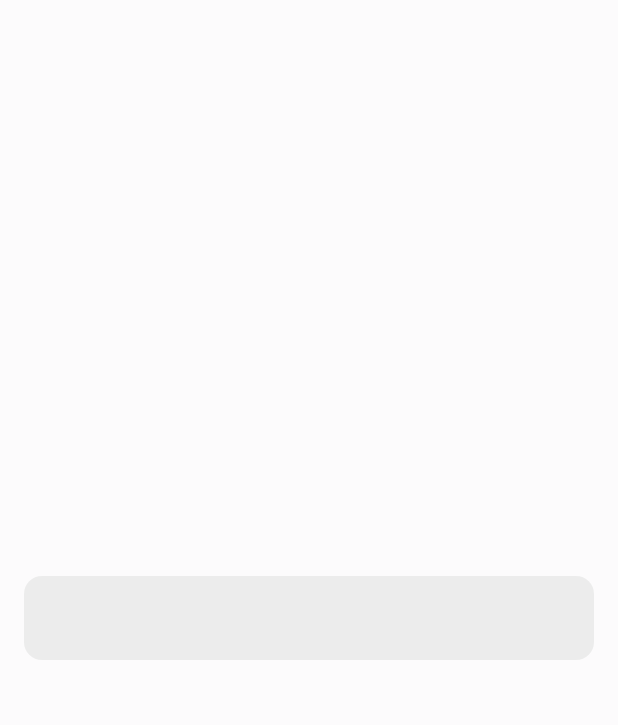
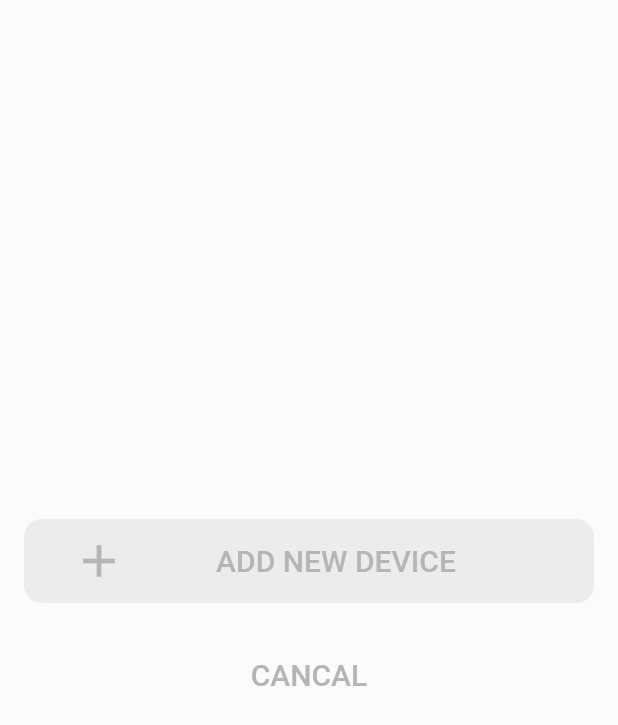
Before and after one commit to athiruj/communication_for_mobile_app_and_esp_module, a Flutter app: the screen it shows after launch, on a phone screen of 412 x 824 dp. Shown: the top 725 px of the screen. Run offline on Flutter 3.47's test engine with Material 2 defaults, Android fonts, the light colour scheme and no system bars.

Commit message:
TextButtonThemeData Setup Both

```diff
--- a/lib/main.dart
+++ b/lib/main.dart
@@ -61,12 +61,12 @@ class MainApp extends StatelessWidget {
           filledButtonTheme: FilledButtonThemeData(
             style: ButtonStyle(
               alignment: Alignment.center,
-                // animationDuration: animationDuration,
+              animationDuration: const Duration(milliseconds: 50),
               backgroundColor: MaterialStateColor.resolveWith(
                 (Set<MaterialState> states) {
                   if (states.contains(MaterialState.disabled)) {
-                      // * colorScheme transparent
-                      return const Color(0x00000000);
+                    // * colorScheme onSurface
+                    return const Color(0xFFECECEC);
                   }
 
                   if (states.contains(MaterialState.hovered)) {
@@ -91,7 +91,7 @@ class MainApp extends StatelessWidget {
               // elevation: elevation,
               // enableFeedback: enableFeedback,
               // fixedSize: fixedSize,
-                foregroundColor: MaterialStateProperty.resolveWith(
+              foregroundColor: MaterialStateColor.resolveWith(
                 (Set<MaterialState> states) {
                   if (states.contains(MaterialState.disabled)) {
                     // * colorScheme surfaceTint
@@ -114,21 +114,25 @@ class MainApp extends StatelessWidget {
                   }
 
                   // * colorScheme onSurface
-                    return const Color(0xFFECECEC);
+                  return const Color(0xFFB6B5B4);
                 },
               ),
               // iconColor: iconColor,
-                // iconSize: iconSize,
+              iconSize: const MaterialStatePropertyAll(36.0),
               // maximumSize: maximumSize,
-                minimumSize: const MaterialStatePropertyAll(Size(314, 56)),
+              minimumSize: const MaterialStatePropertyAll(
+                Size(314, 56),
+              ),
               // mouseCursor: mouseCursor,
               // overlayColor: overlayColor,
-                // padding: padding,
+              padding: const MaterialStatePropertyAll(
+                EdgeInsets.symmetric(horizontal: 32.0),
+              ),
               // shadowColor: shadowColor,
               shape: const MaterialStatePropertyAll(
                 RoundedRectangleBorder(
                   borderRadius: BorderRadius.all(
-                      Radius.circular(12),
+                    Radius.circular(12.0),
                   ),
                 ),
               ),
@@ -138,7 +142,7 @@ class MainApp extends StatelessWidget {
               // tapTargetSize: tapTargetSize,
               textStyle: const MaterialStatePropertyAll(
                 TextStyle(
-                    fontSize: 20,
+                  fontSize: 20.0,
                   fontWeight: FontWeight.w500,
                 ),
               ),
@@ -166,7 +170,7 @@ class MainApp extends StatelessWidget {
             // counterStyle: counterStyle,
             disabledBorder: InputBorder.none,
             enabledBorder: OutlineInputBorder(
-                borderRadius: BorderRadius.circular(12),
+              borderRadius: BorderRadius.circular(12.0),
               borderSide: const BorderSide(
                 // * colorScheme surface
                 color: Color(0xFFECECEC),
@@ -174,7 +178,7 @@ class MainApp extends StatelessWidget {
               ),
             ),
             errorBorder: OutlineInputBorder(
-                borderRadius: BorderRadius.circular(12),
+              borderRadius: BorderRadius.circular(12.0),
               borderSide: const BorderSide(
                 // * colorScheme error
                 color: Color(0xFFC51010),
@@ -195,12 +199,12 @@ class MainApp extends StatelessWidget {
             floatingLabelStyle: const TextStyle(
               // * colorScheme primary
               color: Color(0xFFB6B5B4),
-                fontSize: 18,
+              fontSize: 18.0,
               fontWeight: FontWeight.w600,
             ),
             // focusColor: focusColor,
             focusedBorder: OutlineInputBorder(
-                borderRadius: BorderRadius.circular(12),
+              borderRadius: BorderRadius.circular(12.0),
               borderSide: const BorderSide(
                 // * colorScheme onSurface
                 color: Color(0xFFB6B5B4),
@@ -208,7 +212,7 @@ class MainApp extends StatelessWidget {
               ),
             ),
             focusedErrorBorder: OutlineInputBorder(
-                borderRadius: BorderRadius.circular(12),
+              borderRadius: BorderRadius.circular(12.0),
               borderSide: const BorderSide(
                 // * colorScheme error
                 color: Color(0xFFC51010),
@@ -225,7 +229,7 @@ class MainApp extends StatelessWidget {
             labelStyle: const TextStyle(
               // * colorScheme onSurface
               color: Color(0xFFB6B5B4),
-                fontSize: 18,
+              fontSize: 18.0,
               fontWeight: FontWeight.w400,
             ),
             // outlineBorder: outlineBorder,
@@ -253,48 +257,48 @@ class MainApp extends StatelessWidget {
           primaryTextTheme: const TextTheme(
             titleMedium: TextStyle(
               color: Color(0xFF050301),
-                fontSize: 24,
+              fontSize: 24.0,
               fontWeight: FontWeight.w500,
             ),
             titleSmall: TextStyle(
               color: Color(0xFF050301),
-                fontSize: 20,
+              fontSize: 20.0,
               fontWeight: FontWeight.w500,
             ),
             bodyLarge: TextStyle(
               color: Color(0xFF050301),
-                fontSize: 18,
+              fontSize: 18.0,
               fontWeight: FontWeight.w500,
             ),
             bodyMedium: TextStyle(
               color: Color(0xFF050301),
-                fontSize: 16,
+              fontSize: 16.0,
               fontWeight: FontWeight.w500,
             ),
             bodySmall: TextStyle(
               color: Color(0xFF050301),
-                fontSize: 14,
+              fontSize: 14.0,
               fontWeight: FontWeight.w500,
             ),
             labelLarge: TextStyle(
               color: Color(0xFFB6B5B4),
-                fontSize: 18,
+              fontSize: 18.0,
               fontWeight: FontWeight.w400,
             ),
             labelMedium: TextStyle(
               color: Color(0xFFB6B5B4),
-                fontSize: 16,
+              fontSize: 16.0,
               fontWeight: FontWeight.w400,
             ),
             labelSmall: TextStyle(
               color: Color(0xFFB6B5B4),
-                fontSize: 14,
+              fontSize: 14.0,
               fontWeight: FontWeight.w400,
             ),
           ),
           // progressIndicatorTheme: progressIndicatorTheme,
           // radioTheme: radioTheme,
-            scaffoldBackgroundColor: const Color(0xFFFCFBFC)
+          scaffoldBackgroundColor: const Color(0xFFFCFBFC),
           // scrollbarTheme: scrollbarTheme,
           // secondaryHeaderColor: secondaryHeaderColor,
           // segmentedButtonTheme: segmentedButtonTheme,
@@ -305,7 +309,71 @@ class MainApp extends StatelessWidget {
           // splashFactory: splashFactory,
           // switchTheme: switchTheme,
           // tabBarTheme: tabBarTheme,
-            // textButtonTheme: textButtonTheme,
+          textButtonTheme: TextButtonThemeData(
+            style: ButtonStyle(
+              alignment: Alignment.center,
+              animationDuration: const Duration(milliseconds: 50),
+              backgroundColor:
+                  const MaterialStatePropertyAll(Color(0x00000000)),
+              // elevation: elevation,
+              // enableFeedback: enableFeedback,
+              // fixedSize: fixedSize,
+              foregroundColor: MaterialStateColor.resolveWith(
+                (Set<MaterialState> states) {
+                  if (states.contains(MaterialState.disabled)) {
+                    // * colorScheme surfaceTint
+                    return const Color(0xFFDADAD9);
+                  }
+
+                  if (states.contains(MaterialState.hovered)) {
+                    // * colorScheme Primary
+                    return const Color(0xFF050301);
+                  }
+
+                  if (states.contains(MaterialState.focused)) {
+                    // * colorScheme Primary
+                    return const Color(0xFF050301);
+                  }
+
+                  if (states.contains(MaterialState.pressed)) {
+                    // * colorScheme Primary
+                    return const Color(0xFF050301);
+                  }
+
+                  // * colorScheme onSurface
+                  return const Color(0xFFB6B5B4);
+                },
+              ),
+              // iconColor: iconColor,
+              // iconSize: iconSize,
+              // maximumSize: maximumSize,
+              minimumSize: const MaterialStatePropertyAll(
+                Size(314, 56),
+              ),
+              // mouseCursor: mouseCursor,
+              overlayColor: const MaterialStatePropertyAll(Color(0x00000000)),
+              // padding: padding,
+              // shadowColor: shadowColor,
+              shape: const MaterialStatePropertyAll(
+                RoundedRectangleBorder(
+                  borderRadius: BorderRadius.all(
+                    Radius.circular(12.0),
+                  ),
+                ),
+              ),
+              // side: null,
+              // splashFactory: splashFactory,
+              // surfaceTintColor: surfaceTintColor,
+              // tapTargetSize: tapTargetSize,
+              textStyle: const MaterialStatePropertyAll(
+                TextStyle(
+                  fontSize: 20.0,
+                  fontWeight: FontWeight.w500,
+                ),
+              ),
+              // visualDensity: visualDensity,
+            ),
+          ),
           // textSelectionTheme: textSelectionTheme,
           // textTheme: textTheme,
           // timePickerTheme: timePickerTheme,
@@ -362,8 +430,8 @@ class MainApp extends StatelessWidget {
               backgroundColor: MaterialStateColor.resolveWith(
                 (Set<MaterialState> states) {
                   if (states.contains(MaterialState.disabled)) {
-                    // * colorScheme transparent
-                    return const Color(0x00000000);
+                    // * colorScheme onSurface
+                    return const Color(0xFF4F4F4E);
                   }
 
                   if (states.contains(MaterialState.hovered)) {
@@ -388,7 +456,7 @@ class MainApp extends StatelessWidget {
               // elevation: elevation,
               // enableFeedback: enableFeedback,
               // fixedSize: fixedSize,
-              foregroundColor: MaterialStateProperty.resolveWith(
+              foregroundColor: MaterialStateColor.resolveWith(
                 (Set<MaterialState> states) {
                   if (states.contains(MaterialState.disabled)) {
                     // * colorScheme surfaceTint
@@ -415,9 +483,11 @@ class MainApp extends StatelessWidget {
                 },
               ),
               // iconColor: iconColor,
-              // iconSize: iconSize,
+              iconSize: const MaterialStatePropertyAll(36.0),
               // maximumSize: maximumSize,
-              minimumSize: const MaterialStatePropertyAll(Size(314, 56)),
+              minimumSize: const MaterialStatePropertyAll(
+                Size(314.0, 56.0),
+              ),
               // mouseCursor: mouseCursor,
               // overlayColor: overlayColor,
               // padding: padding,
@@ -425,7 +495,7 @@ class MainApp extends StatelessWidget {
               shape: const MaterialStatePropertyAll(
                 RoundedRectangleBorder(
                   borderRadius: BorderRadius.all(
-                    Radius.circular(12),
+                    Radius.circular(12.0),
                   ),
                 ),
               ),
@@ -435,7 +505,7 @@ class MainApp extends StatelessWidget {
               // tapTargetSize: tapTargetSize,
               textStyle: const MaterialStatePropertyAll(
                 TextStyle(
-                  fontSize: 20,
+                  fontSize: 20.0,
                   fontWeight: FontWeight.w500,
                 ),
               ),
@@ -463,7 +533,7 @@ class MainApp extends StatelessWidget {
             // counterStyle: counterStyle,
             disabledBorder: InputBorder.none,
             enabledBorder: OutlineInputBorder(
-              borderRadius: BorderRadius.circular(12),
+              borderRadius: BorderRadius.circular(12.0),
               borderSide: const BorderSide(
                 // * colorScheme surface
                 color: Color(0xFF272727),
@@ -471,7 +541,7 @@ class MainApp extends StatelessWidget {
               ),
             ),
             errorBorder: OutlineInputBorder(
-              borderRadius: BorderRadius.circular(12),
+              borderRadius: BorderRadius.circular(12.0),
               borderSide: const BorderSide(
                 // * colorScheme error
                 color: Color(0xFFC51010),
@@ -480,7 +550,7 @@ class MainApp extends StatelessWidget {
             ),
             // errorMaxLines: errorMaxLines,
             errorStyle: const TextStyle(
-              fontSize: 14,
+              fontSize: 14.0,
               // * colorScheme error
               color: Color(0xFFC51010),
               fontWeight: FontWeight.w400,
@@ -492,12 +562,12 @@ class MainApp extends StatelessWidget {
             floatingLabelStyle: const TextStyle(
               // * colorScheme primary
               color: Color(0xFF9F9E9D),
-              fontSize: 18,
+              fontSize: 18.0,
               fontWeight: FontWeight.w600,
             ),
             // focusColor: focusColor,
             focusedBorder: OutlineInputBorder(
-              borderRadius: BorderRadius.circular(12),
+              borderRadius: BorderRadius.circular(12.0),
               borderSide: const BorderSide(
                 // * colorScheme onSurface
                 color: Color(0xFF9F9E9D),
@@ -505,7 +575,7 @@ class MainApp extends StatelessWidget {
               ),
             ),
             focusedErrorBorder: OutlineInputBorder(
-              borderRadius: BorderRadius.circular(12),
+              borderRadius: BorderRadius.circular(12.0),
               borderSide: const BorderSide(
                 // * colorScheme error
                 color: Color(0xFFC51010),
@@ -522,7 +592,7 @@ class MainApp extends StatelessWidget {
             labelStyle: const TextStyle(
               // * colorScheme onSurface
               color: Color(0xFF9F9E9D),
-              fontSize: 18,
+              fontSize: 18.0,
               fontWeight: FontWeight.w400,
             ),
             // outlineBorder: outlineBorder,
@@ -549,42 +619,42 @@ class MainApp extends StatelessWidget {
           // primaryIconTheme: primaryIconTheme,
           primaryTextTheme: const TextTheme(
             titleMedium: TextStyle(
-              fontSize: 24,
+              fontSize: 24.0,
               color: Color(0xFFFCFBFC),
               fontWeight: FontWeight.w500,
             ),
             titleSmall: TextStyle(
-              fontSize: 20,
+              fontSize: 20.0,
               color: Color(0xFFFCFBFC),
               fontWeight: FontWeight.w500,
             ),
             bodyLarge: TextStyle(
-              fontSize: 18,
+              fontSize: 18.0,
               color: Color(0xFFFCFBFC),
               fontWeight: FontWeight.w500,
             ),
             bodyMedium: TextStyle(
-              fontSize: 16,
+              fontSize: 16.0,
               color: Color(0xFFFCFBFC),
               fontWeight: FontWeight.w500,
             ),
             bodySmall: TextStyle(
-              fontSize: 14,
+              fontSize: 14.0,
               color: Color(0xFFFCFBFC),
               fontWeight: FontWeight.w500,
             ),
             labelLarge: TextStyle(
-              fontSize: 18,
+              fontSize: 18.0,
               color: Color(0xFF9F9E9D),
               fontWeight: FontWeight.w400,
             ),
             labelMedium: TextStyle(
-              fontSize: 16,
+              fontSize: 16.0,
               color: Color(0xFF9F9E9D),
               fontWeight: FontWeight.w400,
             ),
             labelSmall: TextStyle(
-              fontSize: 14,
+              fontSize: 14.0,
               color: Color(0xFF9F9E9D),
               fontWeight: FontWeight.w400,
             ),
@@ -602,7 +672,71 @@ class MainApp extends StatelessWidget {
           // splashFactory: splashFactory,
           // switchTheme: switchTheme,
           // tabBarTheme: tabBarTheme,
-          // textButtonTheme: textButtonTheme,
+          textButtonTheme: TextButtonThemeData(
+            style: ButtonStyle(
+              alignment: Alignment.center,
+              animationDuration: const Duration(milliseconds: 50),
+              backgroundColor:
+                  const MaterialStatePropertyAll(Color(0x00000000)),
+              // elevation: elevation,
+              // enableFeedback: enableFeedback,
+              // fixedSize: fixedSize,
+              foregroundColor: MaterialStateColor.resolveWith(
+                (Set<MaterialState> states) {
+                  if (states.contains(MaterialState.disabled)) {
+                    // * colorScheme surfaceTint
+                    return const Color(0xFF4F4F4E);
+                  }
+
+                  if (states.contains(MaterialState.hovered)) {
+                    // * colorScheme Primary
+                    return const Color(0xFFFCFBFC);
+                  }
+
+                  if (states.contains(MaterialState.focused)) {
+                    // * colorScheme Primary
+                    return const Color(0xFFFCFBFC);
+                  }
+
+                  if (states.contains(MaterialState.pressed)) {
+                    // * colorScheme Primary
+                    return const Color(0xFFFCFBFC);
+                  }
+
+                  // * colorScheme onSurface
+                  return const Color(0xFFB6B5B4);
+                },
+              ),
+              // iconColor: iconColor,
+              // iconSize: iconSize,
+              // maximumSize: maximumSize,
+              minimumSize: const MaterialStatePropertyAll(
+                Size(314.0, 56.0),
+              ),
+              // mouseCursor: mouseCursor,
+              overlayColor: const MaterialStatePropertyAll(Color(0x00000000)),
+              // padding: padding,
+              // shadowColor: shadowColor,
+              shape: const MaterialStatePropertyAll(
+                RoundedRectangleBorder(
+                  borderRadius: BorderRadius.all(
+                    Radius.circular(12.0),
+                  ),
+                ),
+              ),
+              // side: null,
+              // splashFactory: splashFactory,
+              // surfaceTintColor: surfaceTintColor,
+              // tapTargetSize: tapTargetSize,
+              textStyle: const MaterialStatePropertyAll(
+                TextStyle(
+                  fontSize: 20.0,
+                  fontWeight: FontWeight.w500,
+                ),
+              ),
+              // visualDensity: visualDensity,
+            ),
+          ),
           // textSelectionTheme: textSelectionTheme,
           // textTheme: textTheme,
           // timePickerTheme: timePickerTheme,
@@ -653,11 +787,30 @@ class NormalLayout extends StatelessWidget {
             // OutlineMediumBox(),
             // NormalBoxWithImage(),
             FilledButton(
+              autofocus: false,
+              onPressed: () {},
+              child: Row(
+                children: const [
+
+                Icon(Icons.add),
+                Expanded(child: Center(child: Text("ADD NEW DEVICE")))
+                ]
+              ),
+
+              // child: const Text(
+              //   "START THE CONNECTION",
+              // ),
+            ),
+            const SizedBox(
+              height: 20.0,
+            ),
+            TextButton(
+              autofocus: false,
               onPressed: () {},
               child: const Text(
-                "START THE CONNECTION",
+                "CANCAL",
               ),
-            )
+            ),
             // NormalBoxWithTextfield(),
             // OutlineBoxWithTextfield()
           ],
```
Lines whose indentation alone changed are shown as unchanged.
